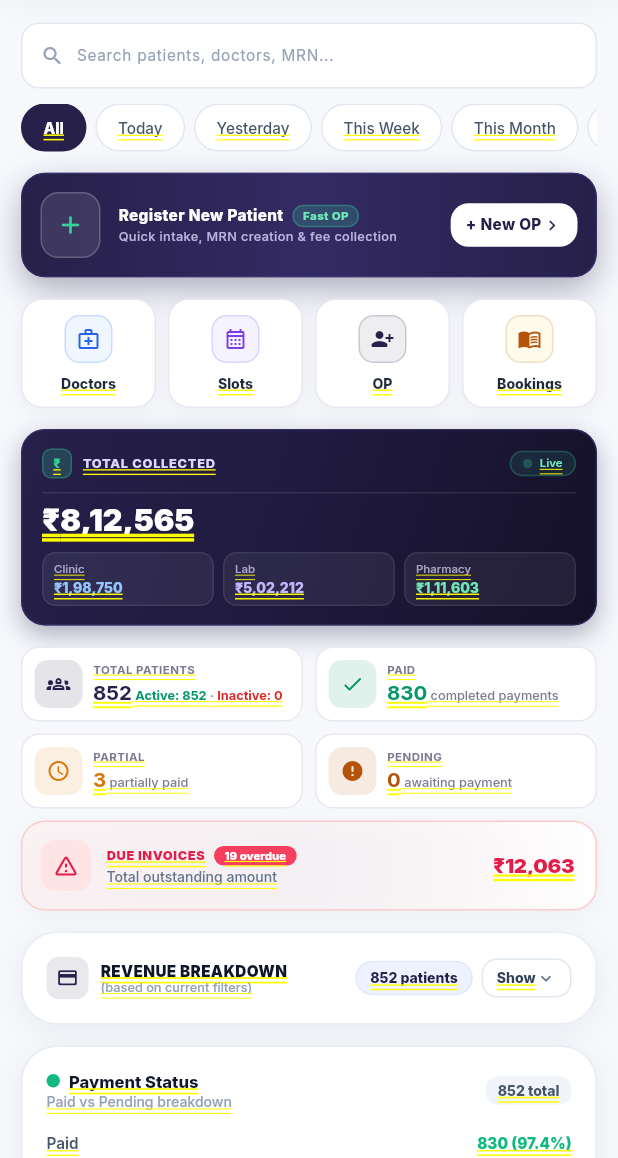
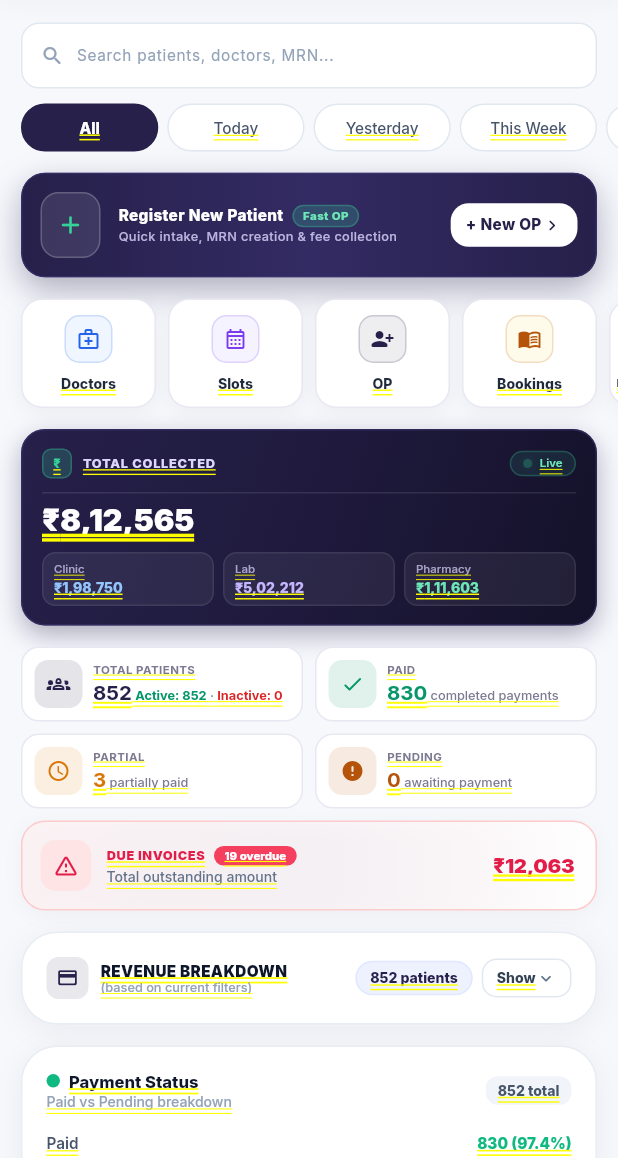
Before and after one commit to Sanjaytomar93/timely-health-hrms, a Flutter app: the OpDashboardScreen screen opened directly, on a phone screen of 412 x 824 dp, the part 78-1236 px from its top. Run offline on Flutter 3.47's test engine with Material 3 defaults, Android fonts, the phone set to English and light mode, and no system bars; our stand-ins replace audioplayers, equatable, firebase_core, firebase_messaging, flutter_bloc, flutter_svg and 6 more; missing offline and left inert: dart:js_interop, pdfrx; accounts and stored records are empty.

Commit message:
Add referral and revenue stats with 4-item scroll layout and coming soon navbar

```diff
--- a/lib/features/op/dashboard/presentation/models/op_dashboard_ui.dart
+++ b/lib/features/op/dashboard/presentation/models/op_dashboard_ui.dart
@@ -258,6 +258,27 @@ class OpDashboardUi {
           accent: Color(0xFFB45309),
           tint: Color(0xFFFFFBEB),
           tabIndex: 4,
+        ),
+        OpQuickActionUi(
+          label: 'Referral Management',
+          subtitle: 'Quick Action',
+          icon: Icons.group_add_outlined,
+          accent: Color(0xFF0D9488),
+          tint: Color(0xFFF0FDFA),
+        ),
+        OpQuickActionUi(
+          label: 'Referral Booking',
+          subtitle: 'Quick Action',
+          icon: Icons.how_to_reg_outlined,
+          accent: Color(0xFFEA580C),
+          tint: Color(0xFFFFF7ED),
+        ),
+        OpQuickActionUi(
+          label: 'Revenue Analytics',
+          subtitle: 'Quick Action',
+          icon: Icons.insights_rounded,
+          accent: Color(0xFF059669),
+          tint: Color(0xFFECFDF5),
         ),
       ],
       collected: const OpCollectedUi(
--- a/lib/features/op/dashboard/presentation/widgets/op_dashboard_sections.dart
+++ b/lib/features/op/dashboard/presentation/widgets/op_dashboard_sections.dart
@@ -180,49 +180,63 @@ class OpPeriodFiltersRow extends StatelessWidget {
 
   @override
   Widget build(BuildContext context) {
+    return LayoutBuilder(
+      builder: (context, constraints) {
+        // Exactly 4 filter items fit across the visible width
+        final itemWidth = (constraints.maxWidth - (3 * 6)) / 4;
+
         return SizedBox(
           height: 32,
-      width: double.infinity,
-      child: ScrollConfiguration(
-        behavior: const ScrollBehavior().copyWith(
-          scrollbars: false,
-          overscroll: false,
-          physics: const ClampingScrollPhysics(),
-        ),
-        child: ListView.separated(
+          child: SingleChildScrollView(
             scrollDirection: Axis.horizontal,
-          itemCount: filters.length,
-          separatorBuilder: (_, _) => const SizedBox(width: 6),
-          itemBuilder: (_, i) {
-            final isSelected = filters[i] == selected;
-            return GestureDetector(
+            clipBehavior: Clip.none,
+            physics: const BouncingScrollPhysics(),
+            child: Row(
+              children: [
+                for (var i = 0; i < filters.length; i++) ...[
+                  if (i > 0) const SizedBox(width: 6),
+                  GestureDetector(
                     onTap: () => onSelected(filters[i]),
                     child: Container(
-                padding: const EdgeInsets.symmetric(horizontal: 14),
+                      width: itemWidth,
+                      height: 32,
+                      padding: const EdgeInsets.symmetric(horizontal: 4),
                       alignment: Alignment.center,
                       decoration: BoxDecoration(
-                  color: isSelected ? const Color(0xFF26204A) : Colors.white,
+                        color: filters[i] == selected
+                            ? const Color(0xFF26204A)
+                            : Colors.white,
                         borderRadius: BorderRadius.circular(20),
                         border: Border.all(
-                    color: isSelected
+                          color: filters[i] == selected
                               ? const Color(0xFF26204A)
                               : const Color(0xFFE2E8F0),
                         ),
                       ),
+                      child: FittedBox(
+                        fit: BoxFit.scaleDown,
                         child: Text(
                           filters[i],
+                          maxLines: 1,
                           style: portalText(
                             fontSize: 12,
-                    fontWeight:
-                        isSelected ? FontWeight.w800 : FontWeight.w500,
-                    color: isSelected ? Colors.white : const Color(0xFF475569),
+                            fontWeight: filters[i] == selected
+                                ? FontWeight.w800
+                                : FontWeight.w500,
+                            color: filters[i] == selected
+                                ? Colors.white
+                                : const Color(0xFF475569),
                           ),
+                        ),
+                      ),
+                    ),
+                  ),
+                ],
+              ],
             ),
           ),
         );
       },
-        ),
-      ),
     );
   }
 }
@@ -384,15 +398,24 @@ class OpQuickActionsRow extends StatelessWidget {
 
   @override
   Widget build(BuildContext context) {
-    return Row(
+    return LayoutBuilder(
+      builder: (context, constraints) {
+        // Exactly 4 items fit across the visible width just like before
+        final itemWidth = (constraints.maxWidth - (3 * 8)) / 4;
+
+        return SingleChildScrollView(
+          scrollDirection: Axis.horizontal,
+          clipBehavior: Clip.none,
+          physics: const BouncingScrollPhysics(),
+          child: Row(
             children: [
               for (var i = 0; i < actions.length; i++) ...[
                 if (i > 0) const SizedBox(width: 8),
-          Expanded(
-            child: GestureDetector(
+                GestureDetector(
                   onTap: onTap == null ? null : () => onTap!(actions[i]),
                   child: Container(
-                padding: const EdgeInsets.fromLTRB(8, 10, 8, 10),
+                    width: itemWidth,
+                    padding: const EdgeInsets.fromLTRB(4, 10, 4, 10),
                     decoration: BoxDecoration(
                       color: Colors.white,
                       borderRadius: BorderRadius.circular(14),
@@ -426,10 +449,11 @@ class OpQuickActionsRow extends StatelessWidget {
                           ),
                         ),
                         const SizedBox(height: 8),
-                    Text(
+                        FittedBox(
+                          fit: BoxFit.scaleDown,
+                          child: Text(
                             actions[i].label,
                             maxLines: 1,
-                      overflow: TextOverflow.ellipsis,
                             textAlign: TextAlign.center,
                             style: portalText(
                               fontSize: 11,
@@ -437,13 +461,16 @@ class OpQuickActionsRow extends StatelessWidget {
                               color: const Color(0xFF1E293B),
                             ),
                           ),
+                        ),
                       ],
-                ),
                     ),
                   ),
                 ),
               ],
             ],
+          ),
+        );
+      },
     );
   }
 }
```
Also changed, not shown: lib/features/op/dashboard/presentation/screens/op_dashboard_screen.dart (+71 -0 lines). Lines whose indentation alone changed are shown as unchanged.
